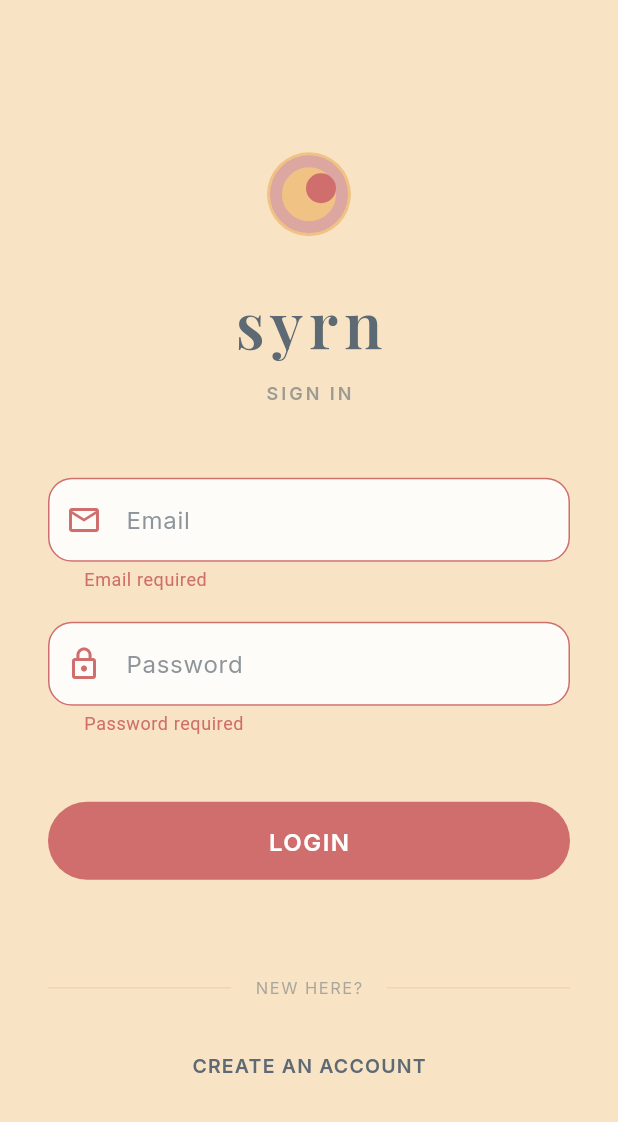
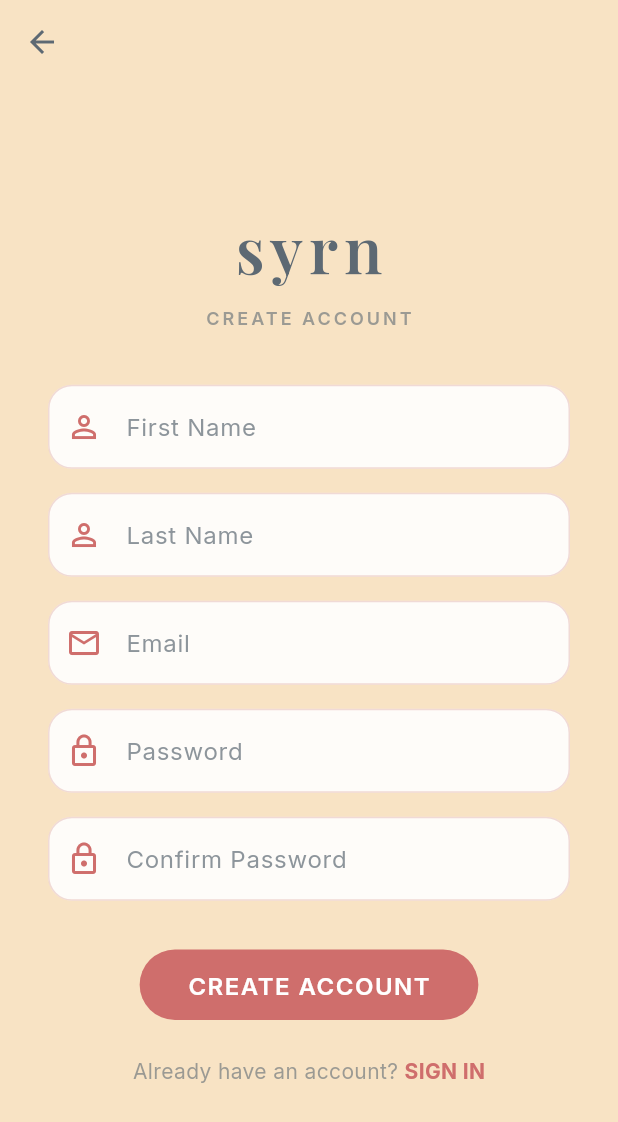
Before and after one commit to polarisveno-lab/syrn, a Flutter app: the screen it shows after launch, after a tap on "LOGIN", after a tap on "CREATE AN ACCOUNT", on a phone screen of 412 x 824 dp. Shown: the top 1122 px of the screen. Run offline on Flutter 3.47's test engine with Material 3 defaults, Android fonts, the phone set to English and light mode, and no system bars; our stand-ins replace google_fonts, shared_preferences.

Commit message:
fix error

```diff
--- a/lib/main.dart
+++ b/lib/main.dart
@@ -3,6 +3,7 @@ import 'package:flutter/material.dart';
 import 'theme/app_theme.dart';
 import 'screens/splash_screen.dart';
 import 'screens/login_screen.dart';
+import 'screens/signup_screen.dart';
 import 'screens/home_screen.dart';
 
 void main() => runApp(const SyrnApp());
@@ -22,6 +23,7 @@ class SyrnApp extends StatelessWidget {
       routes: {
         '/': (context) => const SplashScreen(),
         '/login': (context) => const LoginScreen(),
+        '/signup': (context) => const SignupScreen(),
         '/home': (context) => const HomeScreen(),
       },
     );
--- a/lib/screens/login_screen.dart
+++ b/lib/screens/login_screen.dart
@@ -2,7 +2,6 @@
 import 'dart:convert';
 
 import 'package:flutter/material.dart';
-import 'package:http/http.dart' as http;
 import 'package:shared_preferences/shared_preferences.dart';
 import 'package:google_fonts/google_fonts.dart';
 import '../theme/app_theme.dart';
@@ -24,11 +23,6 @@ class _LoginScreenState extends State<LoginScreen> {
   String? _errorMessage;
   int? _attemptsLeft;
 
-  // 🔁 Replace with your actual backend URL
-  final String _loginUrl = 'http://10.0.2.2/Syrn/login.php'; // Android emulator localhost
-  // For iOS simulator: 'http://localhost/syrn_backend/login.php'
-  // For real device: your LAN IP or ngrok
-
   @override
   void dispose() {
     _emailController.dispose();
@@ -46,17 +40,13 @@ class _LoginScreenState extends State<LoginScreen> {
     });
 
     try {
-      final response = await http.post(
-        Uri.parse(_loginUrl),
-        body: {
-          'email': _emailController.text.trim(),
-          'password': _passwordController.text,
-        },
+      final result = await ApiService.login(
+        _emailController.text.trim(),
+        _passwordController.text,
       );
 
-      final Map<String, dynamic> data = json.decode(response.body);
-
-      if (response.statusCode == 200 && data['status'] == 'success') {
+      if (result['success']) {
+        final data = result['data'];
         // ✅ Login successful – save session
         final prefs = await SharedPreferences.getInstance();
         await prefs.setString('user', json.encode(data['user']));
@@ -65,28 +55,10 @@ class _LoginScreenState extends State<LoginScreen> {
         if (mounted) {
           Navigator.pushReplacementNamed(context, '/home');
         }
-      }
-      else if (response.statusCode == 401) {
-        // Invalid password
+      } else {
         setState(() {
-          _errorMessage = data['message'];
-          _attemptsLeft = data['attempts_left'];
-        });
-      }
-      else if (response.statusCode == 403) {
-        // Account locked
-        setState(() {
-          _errorMessage = data['message'];
-        });
-      }
-      else if (response.statusCode == 400) {
-        setState(() {
-          _errorMessage = data['message'];
-        });
-      }
-      else {
-        setState(() {
-          _errorMessage = 'Something went wrong. Please try again.';
+          _errorMessage = result['message'];
+          _attemptsLeft = result['attempts_left'];
         });
       }
     } catch (e) {
@@ -248,7 +220,7 @@ class _LoginScreenState extends State<LoginScreen> {
                   const SizedBox(height: 16),
                   TextButton(
                     onPressed: () {
-                      // Navigate to sign-up screen (to be implemented)
+                      Navigator.pushNamed(context, '/signup');
                     },
                     child: Text(
                       'CREATE AN ACCOUNT',
--- a/lib/screens/signup_screen.dart
+++ b/lib/screens/signup_screen.dart
@@ -1,54 +1,36 @@
 import 'package:flutter/material.dart';
-
+import 'package:google_fonts/google_fonts.dart';
+import '../theme/app_theme.dart';
 import '../services/api_service.dart';
 
 class SignupScreen extends StatefulWidget {
-  const SignupScreen({super.key});
+  const SignupScreen({Key? key}) : super(key: key);
 
   @override
-  State<SignupScreen> createState() =>
-      _SignupScreenState();
+  State<SignupScreen> createState() => _SignupScreenState();
 }
 
 class _SignupScreenState extends State<SignupScreen> {
-
   final _formKey = GlobalKey<FormState>();
-
-  final firstNameController =
-  TextEditingController();
-
-  final lastNameController =
-  TextEditingController();
-
-  final emailController =
-  TextEditingController();
-
-  final passwordController =
-  TextEditingController();
-
-  final confirmPasswordController =
-  TextEditingController();
-
+  final firstNameController = TextEditingController();
+  final lastNameController = TextEditingController();
+  final emailController = TextEditingController();
+  final passwordController = TextEditingController();
+  final confirmPasswordController = TextEditingController();
   bool isLoading = false;
 
-  Future<void> signup() async {
-
-    if (!_formKey.currentState!.validate()) {
-      return;
+  @override
+  void dispose() {
+    firstNameController.dispose();
+    lastNameController.dispose();
+    emailController.dispose();
+    passwordController.dispose();
+    confirmPasswordController.dispose();
+    super.dispose();
   }
 
-    if (passwordController.text !=
-        confirmPasswordController.text) {
-
-      ScaffoldMessenger.of(context).showSnackBar(
-
-        const SnackBar(
-          content: Text(
-            'Passwords do not match',
-          ),
-        ),
-      );
-
+  Future<void> signup() async {
+    if (!_formKey.currentState!.validate()) {
       return;
     }
 
@@ -57,11 +39,10 @@ class _SignupScreenState extends State<SignupScreen> {
     });
 
     final result = await ApiService.register(
-
       firstNameController.text.trim(),
       lastNameController.text.trim(),
       emailController.text.trim(),
-      passwordController.text.trim(),
+      passwordController.text,
       'user',
     );
 
@@ -70,26 +51,20 @@ class _SignupScreenState extends State<SignupScreen> {
     });
 
     if (result['success']) {
-
       if (!mounted) return;
-
       ScaffoldMessenger.of(context).showSnackBar(
-
         const SnackBar(
-          content: Text(
-            'Account created successfully',
-          ),
+          content: Text('Account created successfully'),
+          backgroundColor: AppTheme.success,
         ),
       );
-
       Navigator.pop(context);
-
     } else {
-
+      if (!mounted) return;
       ScaffoldMessenger.of(context).showSnackBar(
-
         SnackBar(
-          content: Text(result['message']),
+          content: Text(result['message'] ?? 'Registration failed'),
+          backgroundColor: AppTheme.error,
         ),
       );
     }
@@ -97,101 +72,178 @@ class _SignupScreenState extends State<SignupScreen> {
 
   @override
   Widget build(BuildContext context) {
-
     return Scaffold(
-
+      backgroundColor: AppTheme.oatMilk,
       appBar: AppBar(
         backgroundColor: Colors.transparent,
         elevation: 0,
+        leading: IconButton(
+          icon: const Icon(Icons.arrow_back, color: AppTheme.graphite),
+          onPressed: () => Navigator.pop(context),
         ),
+      ),
+      body: SafeArea(
+        child: Center(
+          child: SingleChildScrollView(
+            padding: const EdgeInsets.symmetric(horizontal: 32),
+            child: Form(
+              key: _formKey,
+              child: Column(
+                mainAxisAlignment: MainAxisAlignment.center,
+                children: [
+                  // --- Brand/Title Header ---
+                  Text(
+                    'syrn',
+                    style: GoogleFonts.playfairDisplay(
+                      fontSize: 42,
+                      fontWeight: FontWeight.w600,
+                      letterSpacing: 4,
+                      color: AppTheme.graphite,
+                    ),
+                  ),
+                  const SizedBox(height: 8),
+                  Text(
+                    'CREATE ACCOUNT',
+                    style: GoogleFonts.inter(
+                      fontSize: 12,
+                      fontWeight: FontWeight.w600,
+                      letterSpacing: 2,
+                      color: AppTheme.graphite.withOpacity(0.6),
+                    ),
+                  ),
+                  const SizedBox(height: 36),
 
-      body: Padding(
-
-        padding: const EdgeInsets.all(24),
-
-        child: SingleChildScrollView(
-
-          child: Form(
-
-            key: _formKey,
-
-            child: Column(
-
-              children: [
-
-                Text(
-                  'Create Account',
-                  style:
-                  Theme.of(context)
-                      .textTheme
-                      .headlineLarge,
-                ),
-
-                const SizedBox(height: 40),
-
+                  // --- First Name Field ---
                   TextFormField(
                     controller: firstNameController,
+                    style: GoogleFonts.inter(color: AppTheme.graphite),
                     decoration: const InputDecoration(
-                    hintText: 'First Name',
+                      labelText: 'First Name',
+                      prefixIcon: Icon(Icons.person_outline, color: AppTheme.lovePotion),
                     ),
+                    validator: (value) {
+                      if (value == null || value.trim().isEmpty) {
+                        return 'First name required';
+                      }
+                      return null;
+                    },
                   ),
+                  const SizedBox(height: 16),
 
-                const SizedBox(height: 20),
-
+                  // --- Last Name Field ---
                   TextFormField(
                     controller: lastNameController,
+                    style: GoogleFonts.inter(color: AppTheme.graphite),
                     decoration: const InputDecoration(
-                    hintText: 'Last Name',
+                      labelText: 'Last Name',
+                      prefixIcon: Icon(Icons.person_outline, color: AppTheme.lovePotion),
                     ),
+                    validator: (value) {
+                      if (value == null || value.trim().isEmpty) {
+                        return 'Last name required';
+                      }
+                      return null;
+                    },
                   ),
+                  const SizedBox(height: 16),
 
-                const SizedBox(height: 20),
-
+                  // --- Email Field ---
                   TextFormField(
                     controller: emailController,
+                    keyboardType: TextInputType.emailAddress,
+                    style: GoogleFonts.inter(color: AppTheme.graphite),
                     decoration: const InputDecoration(
-                    hintText: 'Email',
+                      labelText: 'Email',
+                      prefixIcon: Icon(Icons.email_outlined, color: AppTheme.lovePotion),
                     ),
+                    validator: (value) {
+                      if (value == null || value.trim().isEmpty) {
+                        return 'Email required';
+                      }
+                      if (!value.contains('@')) {
+                        return 'Enter a valid email address';
+                      }
+                      return null;
+                    },
                   ),
+                  const SizedBox(height: 16),
 
-                const SizedBox(height: 20),
-
+                  // --- Password Field ---
                   TextFormField(
                     controller: passwordController,
                     obscureText: true,
+                    style: GoogleFonts.inter(color: AppTheme.graphite),
                     decoration: const InputDecoration(
-                    hintText: 'Password',
+                      labelText: 'Password',
+                      prefixIcon: Icon(Icons.lock_outline, color: AppTheme.lovePotion),
+                    ),
+                    validator: (value) {
+                      if (value == null || value.isEmpty) {
+                        return 'Password required';
+                      }
+                      if (value.length < 6) {
+                        return 'Password must be at least 6 characters';
+                      }
+                      return null;
+                    },
+                  ),
+                  const SizedBox(height: 16),
+
+                  // --- Confirm Password Field ---
+                  TextFormField(
+                    controller: confirmPasswordController,
+                    obscureText: true,
+                    style: GoogleFonts.inter(color: AppTheme.graphite),
+                    decoration: const InputDecoration(
+                      labelText: 'Confirm Password',
+                      prefixIcon: Icon(Icons.lock_outline, color: AppTheme.lovePotion),
+                    ),
+                    validator: (value) {
+                      if (value == null || value.isEmpty) {
+                        return 'Confirm password required';
+                      }
+                      if (value != passwordController.text) {
+                        return 'Passwords do not match';
+                      }
+                      return null;
+                    },
+                  ),
+                  const SizedBox(height: 32),
+
+                  // --- Sign Up Button ---
+                  isLoading
+                      ? const CircularProgressIndicator(color: AppTheme.lovePotion)
+                      : ElevatedButton(
+                          onPressed: signup,
+                          child: const Text('CREATE ACCOUNT'),
+                        ),
+                  const SizedBox(height: 24),
+
+                  // --- Back to Login Link ---
+                  Row(
+                    mainAxisAlignment: MainAxisAlignment.center,
+                    children: [
+                      Text(
+                        "Already have an account? ",
+                        style: GoogleFonts.inter(
+                          color: AppTheme.graphite.withOpacity(0.6),
                         ),
                       ),
-
-                const SizedBox(height: 20),
-
-                TextFormField(
-                  controller:
-                  confirmPasswordController,
-                  obscureText: true,
-                  decoration: const InputDecoration(
-                    hintText: 'Confirm Password',
-                  ),
-                ),
-
-                const SizedBox(height: 30),
-
-                SizedBox(
-                  width: double.infinity,
-                  child: ElevatedButton(
-                    onPressed:
-                    isLoading ? null : signup,
-                    child: isLoading
-                        ? const CircularProgressIndicator(
-                      color: Colors.white,
-                    )
-                        : const Text(
-                      'Create Account',
+                      GestureDetector(
+                        onTap: () => Navigator.pop(context),
+                        child: Text(
+                          "SIGN IN",
+                          style: GoogleFonts.inter(
+                            fontWeight: FontWeight.bold,
+                            color: AppTheme.lovePotion,
                           ),
                         ),
                       ),
                     ],
+                  ),
+                  const SizedBox(height: 20),
+                ],
+              ),
             ),
           ),
         ),
--- a/lib/screens/splash_screen.dart
+++ b/lib/screens/splash_screen.dart
@@ -3,10 +3,9 @@
 import 'dart:async';
 import 'package:flutter/material.dart';
 import 'package:flutter/scheduler.dart' show timeDilation;
-import 'package:flutter/material.dart';
 import 'package:google_fonts/google_fonts.dart';
+import 'package:shared_preferences/shared_preferences.dart';
 import '../theme/app_theme.dart';
-import 'package:google_fonts/google_fonts.dart';
 
 /// Syrn Splash Screen – Premium, animated, fashion‑editorial style.
 class SplashScreen extends StatefulWidget {
@@ -70,10 +69,18 @@ class _SplashScreenState extends State<SplashScreen>
     // Start the animation immediately
     _controller.forward();
 
-    // Timer for 3 seconds → navigate to /login
-    _timer = Timer(const Duration(seconds: 3), () {
+    // Timer for 3 seconds → check session and navigate
+    _timer = Timer(const Duration(seconds: 3), () async {
       if (mounted) {
-        Navigator.of(context).pushReplacementNamed('/login');
+        final prefs = await SharedPreferences.getInstance();
+        final isLoggedIn = prefs.getBool('isLoggedIn') ?? false;
+        if (mounted) {
+          if (isLoggedIn) {
+            Navigator.of(context).pushReplacementNamed('/home');
+          } else {
+            Navigator.of(context).pushReplacementNamed('/login');
+          }
+        }
       }
     });
   }
```
Also changed, not shown: lib/services/api_service.dart (+4 -3 lines), 3 other files. Lines whose indentation alone changed are shown as unchanged.
